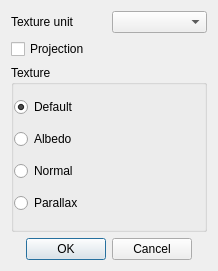
The window that material_editor/texturedialog.ui (xaphier/Eternal-Lands) describes before a commit, drawn with Qt 5.
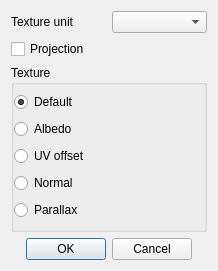
The same window after the commit.

The edit to the form file:
```diff
--- a/material_editor/texturedialog.ui
+++ b/material_editor/texturedialog.ui
@@ -43,14 +43,14 @@
         </property>
        </widget>
       </item>
-      <item row="2" column="0" colspan="2">
+      <item row="3" column="0" colspan="2">
        <widget class="QRadioButton" name="normal_texture">
         <property name="text">
          <string>Normal</string>
         </property>
        </widget>
       </item>
-      <item row="3" column="0" colspan="2">
+      <item row="4" column="0" colspan="2">
        <widget class="QRadioButton" name="parallax_texture">
         <property name="text">
          <string>Parallax</string>
@@ -67,6 +67,13 @@
         </property>
        </widget>
       </item>
+      <item row="2" column="0">
+       <widget class="QRadioButton" name="uv_offset_texture">
+        <property name="text">
+         <string>UV offset</string>
+        </property>
+       </widget>
+      </item>
      </layout>
     </widget>
    </item>
```
Left out of the diff: 16 changed lines with no effect on the pictures.
